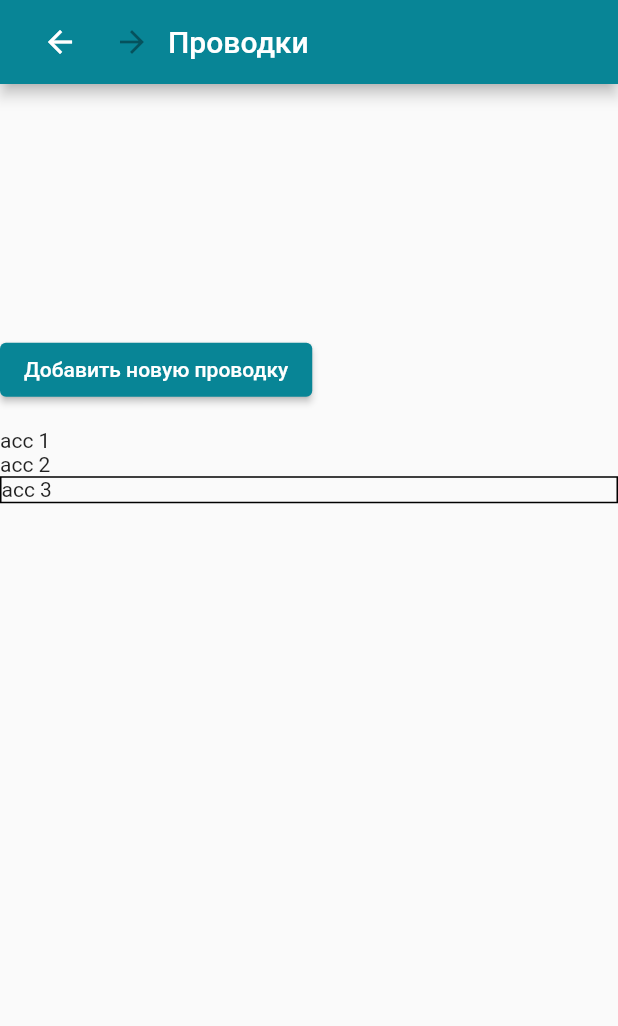
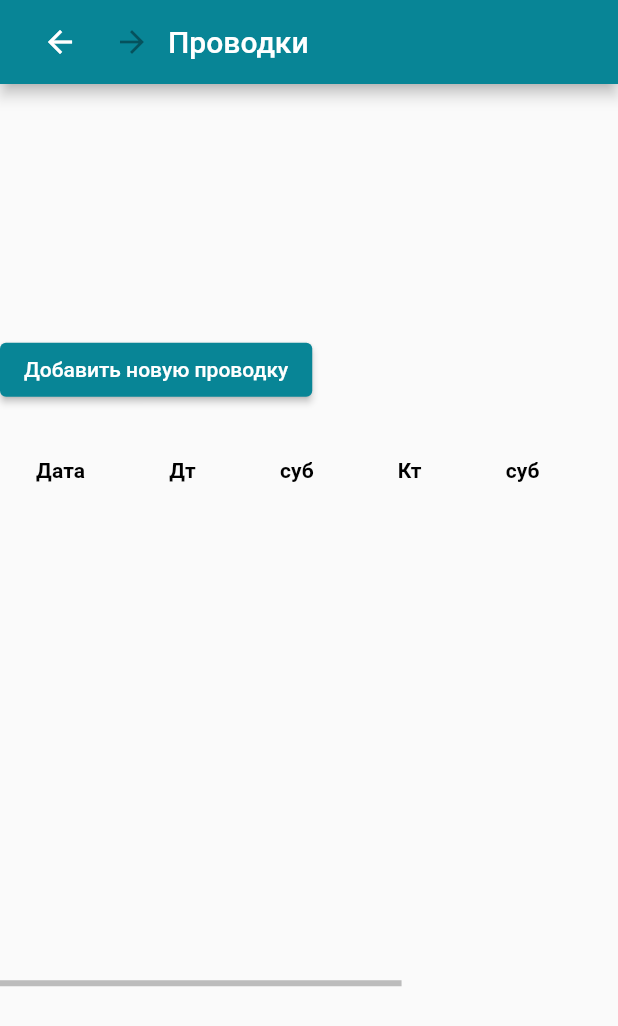
Before and after one commit to romannep/oktopadbooker, a Flutter app: the screen it shows after launch, after a tap on "Добавить или изменить проводки", on a phone screen of 412 x 824 dp. Shown: the top 1026 px of the screen. Run offline on Flutter 3.47's test engine with Material 2 defaults, Android fonts, the phone set to English and light mode, and no system bars; our stand-ins replace sqflite, sqflite_common_ffi; accounts and stored records are empty.

Commit message:
records query

```diff
--- a/lib/app.dart
+++ b/lib/app.dart
@@ -46,7 +46,7 @@ final marginWidget = SizedBox(
   width: 15,
 );
 
-final titleStyle = TextStyle(fontWeight: FontWeight.bold);
+const titleStyle = TextStyle(fontWeight: FontWeight.bold);
 
 enum Screen {
   Start,
@@ -89,6 +89,7 @@ class ScreenWrapper extends StatelessWidget {
         mainAxisAlignment: MainAxisAlignment.center,
         children: [
           Container(
+            // decoration: BoxDecoration(border: Border.all()),
             constraints: BoxConstraints(
               minHeight: 0,
               maxHeight:  435,
--- a/lib/db.dart
+++ b/lib/db.dart
@@ -107,7 +107,7 @@ class Db {
   }
 
   Future<List<Map<String, dynamic>>> getRecords() async {
-    return db.query('records', columns: ['date', 'sum', 'comment', 'dt', 'dtsub', 'kt', 'ktsub'], orderBy: 'date DESC');
+    return db.rawQuery('SELECT r.date, r.sum, r.comment, dtsub, ktsub, a.name as dtname, b.name as ktname FROM records r LEFT JOIN accounts a ON r.dt = a.rowid LEFT JOIN accounts b ON r.kt = b.rowid');
   }
 
   Future<Map<String, dynamic>> getRecord(int id) async {
--- a/lib/screens/record.dart
+++ b/lib/screens/record.dart
@@ -66,7 +66,7 @@ class AccountState extends State<Record> with AutomaticKeepAliveClientMixin<Reco
 
     final newId = await Db.instance.saveRecord(itemId, {
       'date': date.toIso8601String(),
-      'sum':  int.parse(textSumController.text),
+      'sum':  int.parse(textSumController.text == '' ? '0' : textSumController.text),
       'comment': textCommentController.text,
       'dt': dt,
       'dtsub': (dtSubIndex ?? -1) > -1 ? _dtSubs[dtSubIndex!] : '',
--- a/lib/screens/records.dart
+++ b/lib/screens/records.dart
@@ -3,6 +3,9 @@
 import 'package:flutter/cupertino.dart';
 import 'package:flutter/material.dart';
 import 'package:oktopadbooker/app.dart';
+import 'package:oktopadbooker/screens/record.dart';
+
+import '../db.dart';
 
 class Records extends StatefulWidget {
   final AppState appState;
@@ -16,10 +19,42 @@ class Records extends StatefulWidget {
 
 }
 
+DataCell createCell (String text, [TextStyle? style= null]) =>
+    DataCell(Text(text, style: style));
+
+
 class RecordsState extends State<Records> {
   final AppState appState;
 
   RecordsState({ required this.appState });
+
+  final List<DataRow> records = [];
+
+  @override
+  initState() {
+    onActivate();
+  }
+
+  onActivate() async {
+    final data = await Db.instance.getRecords();
+    // print('got records $data');
+    setState(() {
+      records.clear();
+      data.forEach((element) {
+        records.add(DataRow(
+          cells: [
+            createCell(formatDate(DateTime.parse(element['date']))),
+            createCell((element['dtname'] ?? '') + '\n bla bla'),
+            createCell(element['dtsub'] ?? ''),
+            createCell(element['ktname'] ?? ''),
+            createCell(element['ktsub'] ?? ''),
+            createCell((element['sum'] as int).toString()),
+            createCell(element['comment'] ?? ''),
+          ],
+        ));
+      });
+    });
+  }
 
   openAccount() {
     appState.navigate(Screen.Account);
@@ -29,6 +64,8 @@ class RecordsState extends State<Records> {
     appState.navigate(Screen.Record, ScreenParams(newItem: true));
   }
 
+  final scrollController = ScrollController();
+
   @override
   Widget build(BuildContext context) {
     return Column(
@@ -37,18 +74,23 @@ class RecordsState extends State<Records> {
         createButton('Добавить новую проводку', newAccount),
         marginWidget,
         Expanded(
-          child: ListView(
-            children: [
-              Text('acc 1'),
-              Text('acc 2'),
-              Container(
-                child: Text('acc 3'),
-                decoration: BoxDecoration(
-                  border: Border.all(color: Colors.black),
-                ),
-              ),
-            ],
-          ),
+          child: Scrollbar(controller: scrollController, isAlwaysShown: true, child: SingleChildScrollView(
+            controller: scrollController,
+            scrollDirection: Axis.horizontal,
+            child: SingleChildScrollView(child: DataTable(
+              columns: [
+                DataColumn(label: Text('Дата', style: titleStyle)),
+                DataColumn(label: Text('Дт', style: titleStyle)),
+                DataColumn(label: Text('суб', style: titleStyle)),
+                DataColumn(label: Text('Кт', style: titleStyle)),
+                DataColumn(label: Text('суб', style: titleStyle)),
+                DataColumn(label: Text('Сумма', style: titleStyle)),
+                DataColumn(label: Text('Комментарий', style: titleStyle)),
+              ],
+              // defaultColumnWidth: const IntrinsicColumnWidth(),
+              rows: records,
+            )),
+          )),
         ),
       ],
     );
```
